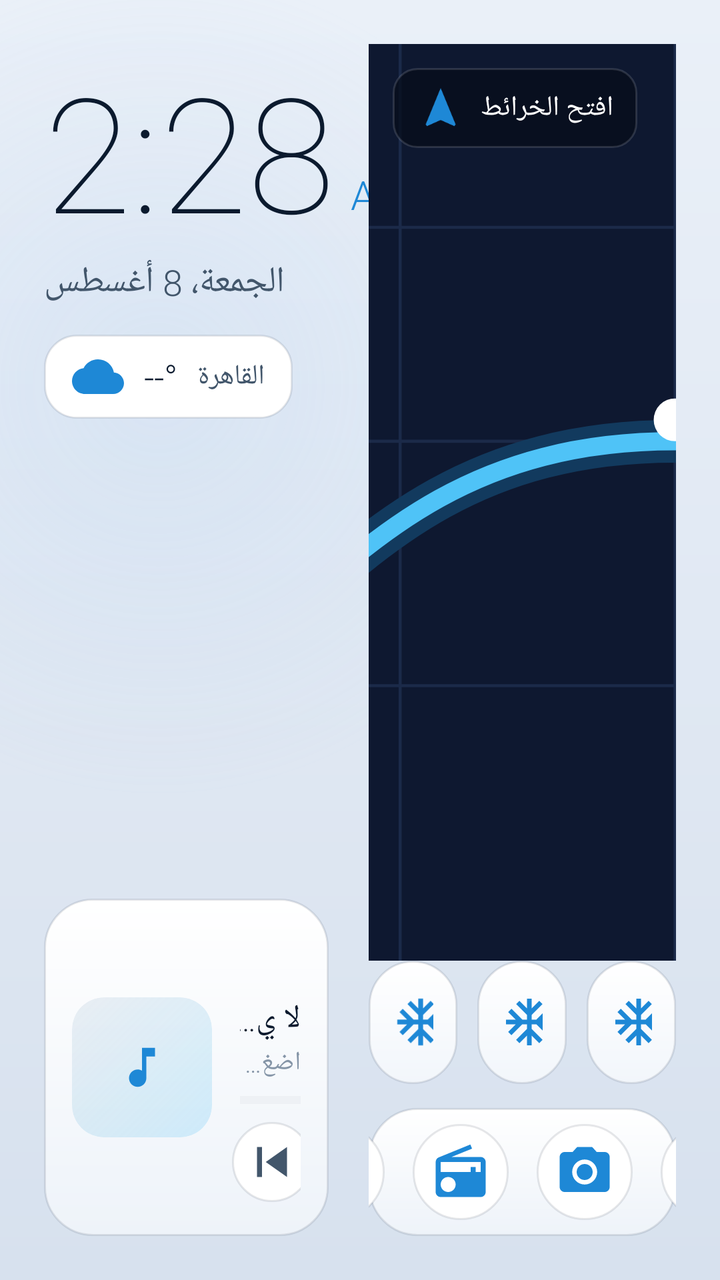
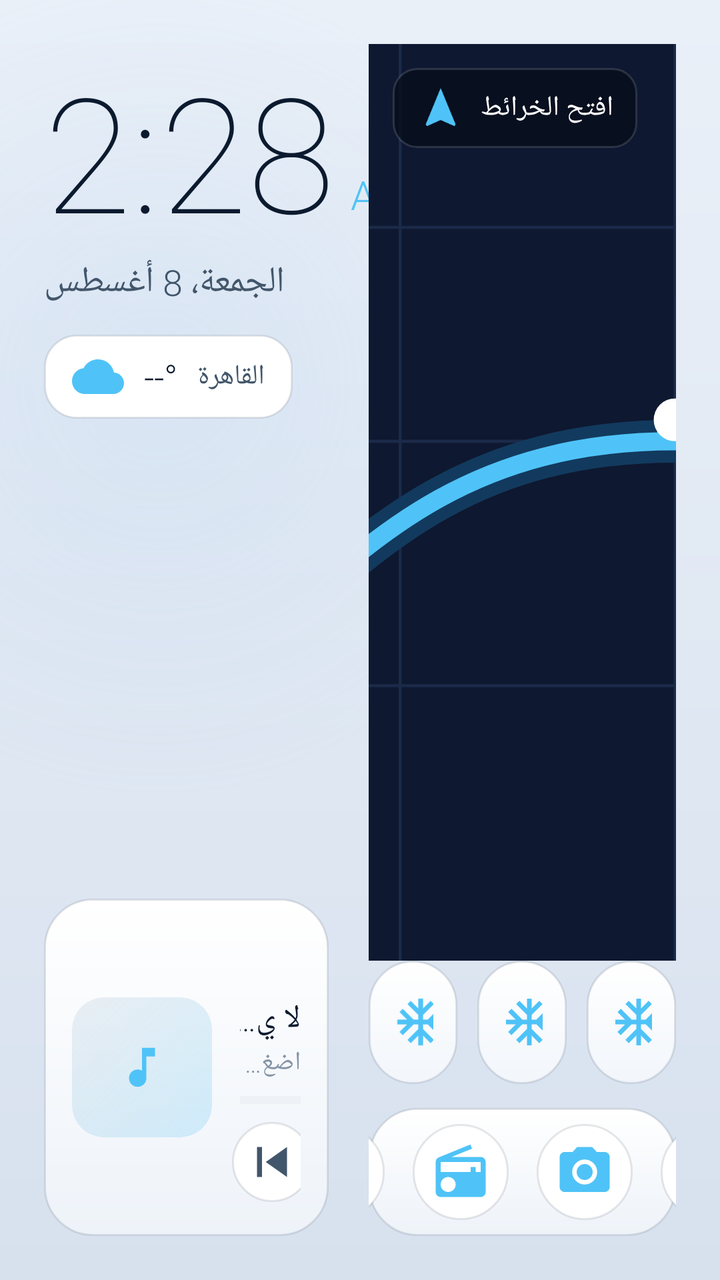

An Android layout rendered at two revisions. The XML below is the earlier revision; the diff shows what the commit changed to produce the second picture.
<!-- AndroidManifest.xml: application theme Theme.ZarwaLauncher -->
<!-- res/layout/fragment_dashboard.xml -->
<?xml version="1.0" encoding="utf-8"?>
<androidx.constraintlayout.widget.ConstraintLayout
    xmlns:android="http://schemas.android.com/apk/res/android"
    xmlns:app="http://schemas.android.com/apk/res-auto"
    android:layout_width="match_parent"
    android:layout_height="match_parent"
    android:padding="22dp">

    <androidx.constraintlayout.widget.Guideline
        android:id="@+id/vGuide"
        android:layout_width="wrap_content"
        android:layout_height="wrap_content"
        android:orientation="vertical"
        app:layout_constraintGuide_percent="0.45" />

    
    <TextView
        android:id="@+id/txtClock"
        android:layout_width="wrap_content"
        android:layout_height="wrap_content"
        android:fontFamily="sans-serif-thin"
        android:text="2:28"
        android:textColor="@color/text_primary"
        android:textSize="80sp"
        app:layout_constraintStart_toStartOf="parent"
        app:layout_constraintTop_toTopOf="parent" />

    <TextView
        android:id="@+id/txtAmPm"
        android:layout_width="wrap_content"
        android:layout_height="wrap_content"
        android:layout_marginStart="8dp"
        android:layout_marginBottom="18dp"
        android:text="AM"
        android:textColor="@color/accent"
        android:textSize="20sp"
        app:layout_constraintBottom_toBottomOf="@id/txtClock"
        app:layout_constraintStart_toEndOf="@id/txtClock" />

    <TextView
        android:id="@+id/txtDate"
        android:layout_width="wrap_content"
        android:layout_height="wrap_content"
        android:fontFamily="sans-serif-light"
        android:text="الجمعة، 8 أغسطس"
        android:textColor="@color/text_secondary"
        android:textSize="18sp"
        app:layout_constraintStart_toStartOf="parent"
        app:layout_constraintTop_toBottomOf="@id/txtClock" />

    
    <LinearLayout
        android:id="@+id/weatherRow"
        android:layout_width="wrap_content"
        android:layout_height="wrap_content"
        android:layout_marginTop="14dp"
        android:background="@drawable/search_bg"
        android:gravity="center_vertical"
        android:orientation="horizontal"
        android:paddingHorizontal="14dp"
        android:paddingVertical="8dp"
        app:layout_constraintStart_toStartOf="parent"
        app:layout_constraintTop_toBottomOf="@id/txtDate">

        <ImageView
            android:id="@+id/weatherIcon"
            android:layout_width="26dp"
            android:layout_height="26dp"
            android:contentDescription="weather"
            android:src="@drawable/ic_cloud" />

        <TextView
            android:id="@+id/weatherTemp"
            android:layout_width="wrap_content"
            android:layout_height="wrap_content"
            android:layout_marginStart="10dp"
            android:text="--°"
            android:textColor="@color/text_primary"
            android:textSize="18sp" />

        <TextView
            android:id="@+id/weatherDesc"
            android:layout_width="wrap_content"
            android:layout_height="wrap_content"
            android:layout_marginStart="10dp"
            android:text="القاهرة"
            android:textColor="@color/text_secondary"
            android:textSize="14sp" />
    </LinearLayout>

    
    <androidx.constraintlayout.widget.ConstraintLayout
        android:id="@+id/mediaCard"
        android:layout_width="0dp"
        android:layout_height="wrap_content"
        android:background="@drawable/card_bg"
        android:padding="14dp"
        app:layout_constraintBottom_toBottomOf="parent"
        app:layout_constraintEnd_toStartOf="@id/vGuide"
        app:layout_constraintStart_toStartOf="parent">

        <ImageView
            android:id="@+id/albumArt"
            android:layout_width="70dp"
            android:layout_height="70dp"
            android:background="@drawable/album_placeholder"
            android:clipToOutline="true"
            android:contentDescription="album"
            android:scaleType="centerCrop"
            app:layout_constraintBottom_toBottomOf="parent"
            app:layout_constraintStart_toStartOf="parent"
            app:layout_constraintTop_toTopOf="parent" />

        <TextView
            android:id="@+id/txtTrack"
            android:layout_width="0dp"
            android:layout_height="wrap_content"
            android:layout_marginStart="14dp"
            android:ellipsize="end"
            android:maxLines="1"
            android:text="@string/now_playing"
            android:textColor="@color/text_primary"
            android:textSize="16sp"
            app:layout_constraintEnd_toEndOf="parent"
            app:layout_constraintStart_toEndOf="@id/albumArt"
            app:layout_constraintTop_toTopOf="@id/albumArt" />

        <TextView
            android:id="@+id/txtArtist"
            android:layout_width="0dp"
            android:layout_height="wrap_content"
            android:layout_marginStart="14dp"
            android:layout_marginTop="2dp"
            android:ellipsize="end"
            android:maxLines="1"
            android:text="@string/tap_to_play"
            android:textColor="@color/text_muted"
            android:textSize="13sp"
            app:layout_constraintEnd_toEndOf="parent"
            app:layout_constraintStart_toEndOf="@id/albumArt"
            app:layout_constraintTop_toBottomOf="@id/txtTrack" />

        <ProgressBar
            android:id="@+id/mediaProgress"
            style="?android:attr/progressBarStyleHorizontal"
            android:layout_width="0dp"
            android:layout_height="4dp"
            android:layout_marginStart="14dp"
            android:layout_marginTop="8dp"
            android:max="100"
            android:progress="0"
            android:progressTint="@color/accent"
            android:progressBackgroundTint="@color/stroke"
            app:layout_constraintEnd_toEndOf="parent"
            app:layout_constraintStart_toEndOf="@id/albumArt"
            app:layout_constraintTop_toBottomOf="@id/txtArtist" />

        <LinearLayout
            android:layout_width="wrap_content"
            android:layout_height="wrap_content"
            android:layout_marginStart="10dp"
            android:layout_marginTop="6dp"
            android:gravity="center_vertical"
            android:orientation="horizontal"
            app:layout_constraintStart_toEndOf="@id/albumArt"
            app:layout_constraintTop_toBottomOf="@id/mediaProgress">

            <ImageButton
                android:id="@+id/btnPrev"
                android:layout_width="40dp"
                android:layout_height="40dp"
                android:background="@drawable/btn_circle"
                android:contentDescription="prev"
                android:src="@drawable/ic_prev" />

            <ImageButton
                android:id="@+id/btnPlay"
                android:layout_width="46dp"
                android:layout_height="46dp"
                android:layout_marginStart="12dp"
                android:background="@drawable/btn_accent"
                android:contentDescription="play"
                android:src="@drawable/ic_play" />

            <ImageButton
                android:id="@+id/btnNext"
                android:layout_width="40dp"
                android:layout_height="40dp"
                android:layout_marginStart="12dp"
                android:background="@drawable/btn_circle"
                android:contentDescription="next"
                android:src="@drawable/ic_next" />
        </LinearLayout>

        <TextView
            android:id="@+id/mediaHint"
            android:layout_width="0dp"
            android:layout_height="wrap_content"
            android:layout_marginStart="14dp"
            android:layout_marginTop="6dp"
            android:text="@string/enable_media"
            android:textColor="@color/accent"
            android:textSize="12sp"
            android:visibility="gone"
            app:layout_constraintBottom_toBottomOf="parent"
            app:layout_constraintStart_toEndOf="@id/albumArt" />
    </androidx.constraintlayout.widget.ConstraintLayout>

    
    <FrameLayout
        android:id="@+id/navCard"
        android:layout_width="0dp"
        android:layout_height="0dp"
        android:layout_marginStart="20dp"
        android:background="@drawable/card_bg"
        android:clickable="true"
        android:focusable="true"
        android:foreground="@drawable/tile_focus"
        app:layout_constraintBottom_toTopOf="@id/statusRow"
        app:layout_constraintEnd_toEndOf="parent"
        app:layout_constraintStart_toEndOf="@id/vGuide"
        app:layout_constraintTop_toTopOf="parent">

        <ImageView
            android:layout_width="match_parent"
            android:layout_height="match_parent"
            android:contentDescription="map"
            android:scaleType="centerCrop"
            android:src="@drawable/nav_map" />

        <LinearLayout
            android:layout_width="wrap_content"
            android:layout_height="wrap_content"
            android:layout_gravity="top|start"
            android:layout_margin="12dp"
            android:background="@drawable/frost_chip"
            android:gravity="center_vertical"
            android:orientation="horizontal"
            android:paddingHorizontal="12dp"
            android:paddingVertical="8dp">

            <ImageView
                android:layout_width="24dp"
                android:layout_height="24dp"
                android:contentDescription="turn"
                android:src="@drawable/ic_nav" />

            <TextView
                android:layout_width="wrap_content"
                android:layout_height="wrap_content"
                android:layout_marginStart="8dp"
                android:text="@string/open_maps"
                android:textColor="#FFFFFF"
                android:textSize="14sp" />
        </LinearLayout>
    </FrameLayout>

    
    <LinearLayout
        android:id="@+id/statusRow"
        android:layout_width="0dp"
        android:layout_height="wrap_content"
        android:layout_marginStart="20dp"
        android:layout_marginBottom="12dp"
        android:baselineAligned="false"
        android:orientation="horizontal"
        app:layout_constraintBottom_toTopOf="@id/dock"
        app:layout_constraintEnd_toEndOf="parent"
        app:layout_constraintStart_toEndOf="@id/vGuide">

        <include
            android:id="@+id/btnClimate"
            layout="@layout/view_status_button"
            android:layout_width="0dp"
            android:layout_height="wrap_content"
            android:layout_weight="1" />

        <include
            android:id="@+id/btnFuel"
            layout="@layout/view_status_button"
            android:layout_width="0dp"
            android:layout_height="wrap_content"
            android:layout_marginStart="10dp"
            android:layout_weight="1" />

        <include
            android:id="@+id/btnCar"
            layout="@layout/view_status_button"
            android:layout_width="0dp"
            android:layout_height="wrap_content"
            android:layout_marginStart="10dp"
            android:layout_weight="1" />
    </LinearLayout>

    
    <LinearLayout
        android:id="@+id/dock"
        android:layout_width="0dp"
        android:layout_height="wrap_content"
        android:layout_marginStart="20dp"
        android:background="@drawable/card_bg"
        android:gravity="center"
        android:orientation="horizontal"
        android:paddingVertical="8dp"
        app:layout_constraintBottom_toBottomOf="parent"
        app:layout_constraintEnd_toEndOf="parent"
        app:layout_constraintStart_toEndOf="@id/vGuide">

        <ImageButton android:id="@+id/dockPhone" style="@style/DockIcon" android:src="@drawable/ic_phone" />
        <ImageButton android:id="@+id/dockMaps" style="@style/DockIcon" android:src="@drawable/ic_maps" />
        <ImageButton android:id="@+id/dockVideo" style="@style/DockIcon" android:src="@drawable/ic_video" />
        <ImageButton android:id="@+id/dockRadio" style="@style/DockIcon" android:src="@drawable/ic_radio" />
        <ImageButton android:id="@+id/dockCamera" style="@style/DockIcon" android:src="@drawable/ic_camera" />
        <ImageButton android:id="@+id/dockSplit" style="@style/DockIcon" android:src="@drawable/ic_split" />
        <ImageButton android:id="@+id/dockSettings" style="@style/DockIcon" android:src="@drawable/ic_settings" />
        <ImageButton android:id="@+id/dockApps" style="@style/DockIcon" android:src="@drawable/ic_apps" />
    </LinearLayout>

</androidx.constraintlayout.widget.ConstraintLayout>
<!-- res/layout/view_status_button.xml (included above) -->
<?xml version="1.0" encoding="utf-8"?>
<LinearLayout xmlns:android="http://schemas.android.com/apk/res/android"
    android:layout_width="match_parent"
    android:layout_height="wrap_content"
    android:background="@drawable/tile_bg"
    android:foreground="@drawable/tile_focus"
    android:clickable="true"
    android:focusable="true"
    android:gravity="center_vertical"
    android:orientation="horizontal"
    android:padding="12dp">

    <ImageView
        android:id="@+id/statusIcon"
        android:layout_width="28dp"
        android:layout_height="28dp"
        android:contentDescription="status"
        android:src="@drawable/ic_climate" />

    <LinearLayout
        android:layout_width="0dp"
        android:layout_height="wrap_content"
        android:layout_marginStart="10dp"
        android:layout_weight="1"
        android:orientation="vertical">

        <TextView
            android:id="@+id/statusTitle"
            android:layout_width="wrap_content"
            android:layout_height="wrap_content"
            android:ellipsize="end"
            android:maxLines="1"
            android:text="22°"
            android:textColor="@color/text_primary"
            android:textSize="17sp" />

        <TextView
            android:id="@+id/statusSub"
            android:layout_width="wrap_content"
            android:layout_height="wrap_content"
            android:ellipsize="end"
            android:maxLines="1"
            android:text="التكييف"
            android:textColor="@color/text_muted"
            android:textSize="11sp" />
    </LinearLayout>

</LinearLayout>
<!-- resources referenced by this layout -->
<resources>
  <!-- drawable btn_accent (drawable) -->
  <?xml version="1.0" encoding="utf-8"?>
  <ripple xmlns:android="http://schemas.android.com/apk/res/android"
      android:color="#55FFFFFF">
      <item>
          <shape android:shape="oval">
              <gradient
                  android:angle="135"
                  android:startColor="@color/accent"
                  android:endColor="@color/accent_dark"
                  android:type="linear" />
          </shape>
      </item>
  </ripple>
  <!-- drawable ic_apps (drawable) -->
  <vector xmlns:android="http://schemas.android.com/apk/res/android"
      android:width="30dp" android:height="30dp"
      android:viewportWidth="24" android:viewportHeight="24"
      android:tint="@color/accent">
      <path android:fillColor="#FFFFFF"
          android:pathData="M4,8h4V4H4v4zM10,20h4v-4h-4v4zM4,20h4v-4H4v4zM4,14h4v-4H4v4zM10,14h4v-4h-4v4zM16,4v4h4V4h-4zM10,8h4V4h-4v4zM16,14h4v-4h-4v4zM16,20h4v-4h-4v4z" />
  </vector>
  <!-- drawable ic_camera (drawable) -->
  <vector xmlns:android="http://schemas.android.com/apk/res/android"
      android:width="30dp" android:height="30dp"
      android:viewportWidth="24" android:viewportHeight="24"
      android:tint="@color/accent">
      <path android:fillColor="#FFFFFF"
          android:pathData="M12,15.2c1.77,0 3.2,-1.43 3.2,-3.2s-1.43,-3.2 -3.2,-3.2 -3.2,1.43 -3.2,3.2 1.43,3.2 3.2,3.2zM9,2L7.17,4H4c-1.1,0 -2,0.9 -2,2v12c0,1.1 0.9,2 2,2h16c1.1,0 2,-0.9 2,-2V6c0,-1.1 -0.9,-2 -2,-2h-3.17L15,2H9zM12,17c-2.76,0 -5,-2.24 -5,-5s2.24,-5 5,-5 5,2.24 5,5 -2.24,5 -5,5z" />
  </vector>
  <!-- drawable ic_climate (drawable) -->
  <vector xmlns:android="http://schemas.android.com/apk/res/android"
      android:width="30dp" android:height="30dp"
      android:viewportWidth="24" android:viewportHeight="24"
      android:tint="@color/accent">
      <path android:fillColor="#FFFFFF"
          android:pathData="M22,11h-4.17l3.24,-3.24 -1.41,-1.42L15,11h-2V9l4.66,-4.66 -1.42,-1.41L13,6.17V2h-2v4.17L7.76,2.93 6.34,4.34 11,9v2H9L4.34,6.34 2.93,7.76 6.17,11H2v2h4.17l-3.24,3.24 1.41,1.42L9,13h2v2l-4.66,4.66 1.42,1.41L11,17.83V22h2v-4.17l3.24,3.24 1.42,-1.41L13,15v-2h2l4.66,4.66 1.41,-1.42L17.83,13H22z" />
  </vector>
  <!-- drawable ic_cloud (drawable) -->
  <vector xmlns:android="http://schemas.android.com/apk/res/android"
      android:width="30dp" android:height="30dp"
      android:viewportWidth="24" android:viewportHeight="24"
      android:tint="@color/accent">
      <path android:fillColor="#FFFFFF"
          android:pathData="M19.35,10.04C18.67,6.59 15.64,4 12,4 9.11,4 6.6,5.64 5.35,8.04 2.34,8.36 0,10.91 0,14c0,3.31 2.69,6 6,6h13c2.76,0 5,-2.24 5,-5 0,-2.64 -2.05,-4.78 -4.65,-4.96z" />
  </vector>
  <!-- drawable ic_maps (drawable) -->
  <vector xmlns:android="http://schemas.android.com/apk/res/android"
      android:width="30dp" android:height="30dp"
      android:viewportWidth="24" android:viewportHeight="24"
      android:tint="@color/accent">
      <path android:fillColor="#FFFFFF"
          android:pathData="M12,2C8.13,2 5,5.13 5,9c0,5.25 7,13 7,13s7,-7.75 7,-13C19,5.13 15.87,2 12,2zM12,11.5c-1.38,0 -2.5,-1.12 -2.5,-2.5s1.12,-2.5 2.5,-2.5 2.5,1.12 2.5,2.5 -1.12,2.5 -2.5,2.5z" />
  </vector>
  <!-- drawable ic_nav (drawable) -->
  <vector xmlns:android="http://schemas.android.com/apk/res/android"
      android:width="30dp" android:height="30dp"
      android:viewportWidth="24" android:viewportHeight="24"
      android:tint="@color/accent">
      <path android:fillColor="#FFFFFF"
          android:pathData="M12,2L4.5,20.29l0.71,0.71L12,18l6.79,3 0.71,-0.71z" />
  </vector>
  <!-- drawable ic_phone (drawable) -->
  <vector xmlns:android="http://schemas.android.com/apk/res/android"
      android:width="30dp" android:height="30dp"
      android:viewportWidth="24" android:viewportHeight="24"
      android:tint="@color/accent">
      <path android:fillColor="#FFFFFF"
          android:pathData="M6.62,10.79c1.44,2.83 3.76,5.14 6.59,6.59l2.2,-2.2c0.27,-0.27 0.67,-0.36 1.02,-0.24 1.12,0.37 2.33,0.57 3.57,0.57 0.55,0 1,0.45 1,1V20c0,0.55 -0.45,1 -1,1 -9.39,0 -17,-7.61 -17,-17 0,-0.55 0.45,-1 1,-1h3.5c0.55,0 1,0.45 1,1 0,1.25 0.2,2.45 0.57,3.57 0.11,0.35 0.03,0.74 -0.25,1.02l-2.2,2.2z" />
  </vector>
  <!-- drawable ic_radio (drawable) -->
  <vector xmlns:android="http://schemas.android.com/apk/res/android"
      android:width="30dp" android:height="30dp"
      android:viewportWidth="24" android:viewportHeight="24"
      android:tint="@color/accent">
      <path android:fillColor="#FFFFFF"
          android:pathData="M3.24,6.15C2.51,6.43 2,7.17 2,8v12c0,1.1 0.9,2 2,2h16c1.1,0 2,-0.9 2,-2V8c0,-1.1 -0.9,-2 -2,-2H8.3l8.26,-3.34L15.88,1 3.24,6.15zM7,20c-1.66,0 -3,-1.34 -3,-3s1.34,-3 3,-3 3,1.34 3,3 -1.34,3 -3,3zM20,12h-2v-2h-2v2H4V8h16v4z" />
  </vector>
  <!-- drawable ic_settings (drawable) -->
  <vector xmlns:android="http://schemas.android.com/apk/res/android"
      android:width="30dp" android:height="30dp"
      android:viewportWidth="24" android:viewportHeight="24"
      android:tint="@color/accent">
      <path android:fillColor="#FFFFFF"
          android:pathData="M19.14,12.94c0.04,-0.3 0.06,-0.61 0.06,-0.94 0,-0.32 -0.02,-0.64 -0.07,-0.94l2.03,-1.58c0.18,-0.14 0.23,-0.41 0.12,-0.61l-1.92,-3.32c-0.12,-0.22 -0.37,-0.29 -0.59,-0.22l-2.39,0.96c-0.5,-0.38 -1.03,-0.7 -1.62,-0.94L14.4,2.81c-0.04,-0.24 -0.24,-0.41 -0.48,-0.41h-3.84c-0.24,0 -0.43,0.17 -0.47,0.41L9.25,5.35C8.66,5.59 8.12,5.92 7.63,6.29L5.24,5.33c-0.22,-0.08 -0.47,0 -0.59,0.22L2.74,8.87C2.62,9.08 2.66,9.34 2.86,9.48l2.03,1.58C4.84,11.36 4.8,11.69 4.8,12s0.02,0.64 0.07,0.94l-2.03,1.58c-0.18,0.14 -0.23,0.41 -0.12,0.61l1.92,3.32c0.12,0.22 0.37,0.29 0.59,0.22l2.39,-0.96c0.5,0.38 1.03,0.7 1.62,0.94l0.36,2.54c0.05,0.24 0.24,0.41 0.48,0.41h3.84c0.24,0 0.44,-0.17 0.47,-0.41l0.36,-2.54c0.59,-0.24 1.13,-0.56 1.62,-0.94l2.39,0.96c0.22,0.08 0.47,0 0.59,-0.22l1.92,-3.32c0.12,-0.22 0.07,-0.47 -0.12,-0.61l-2.01,-1.58zM12,15.6c-1.98,0 -3.6,-1.62 -3.6,-3.6s1.62,-3.6 3.6,-3.6 3.6,1.62 3.6,3.6 -1.62,3.6 -3.6,3.6z" />
  </vector>
  <!-- drawable ic_split (drawable) -->
  <vector xmlns:android="http://schemas.android.com/apk/res/android"
      android:width="30dp" android:height="30dp"
      android:viewportWidth="24" android:viewportHeight="24"
      android:tint="@color/accent">
      <path android:fillColor="#FFFFFF"
          android:pathData="M4,4h7v16H4c-1.1,0 -2,-0.9 -2,-2V6C2,4.9 2.9,4 4,4zM13,4h7c1.1,0 2,0.9 2,2v12c0,1.1 -0.9,2 -2,2h-7V4zM15,6v12h5V6h-5z" />
  </vector>
  <!-- drawable ic_video (drawable) -->
  <vector xmlns:android="http://schemas.android.com/apk/res/android"
      android:width="30dp" android:height="30dp"
      android:viewportWidth="24" android:viewportHeight="24"
      android:tint="@color/accent">
      <path android:fillColor="#FFFFFF"
          android:pathData="M18,4l2,4h-3l-2,-4h-2l2,4h-3l-2,-4H8l2,4H7L5,4H4C2.9,4 2.01,4.9 2.01,6L2,18c0,1.1 0.9,2 2,2h16c1.1,0 2,-0.9 2,-2V4h-4z" />
  </vector>
  <!-- drawable tile_focus (drawable) -->
  <?xml version="1.0" encoding="utf-8"?>
  <selector xmlns:android="http://schemas.android.com/apk/res/android">
      <item android:state_focused="true">
          <shape android:shape="rectangle">
              <corners android:radius="22dp" />
              <stroke android:width="2dp" android:color="@color/accent" />
              <solid android:color="@color/accent_soft" />
          </shape>
      </item>
      <item>
          <shape android:shape="rectangle">
              <corners android:radius="22dp" />
              <solid android:color="@android:color/transparent" />
          </shape>
      </item>
  </selector>
  <style name="Theme.ZarwaLauncher" parent="Theme.Material3.DayNight.NoActionBar">
          <item name="android:windowBackground">@drawable/bg_gradient</item>
          <item name="colorPrimary">@color/accent</item>
          <item name="colorOnPrimary">@color/white</item>
          <item name="android:colorBackground">@color/bg_bottom</item>
          <item name="android:statusBarColor">@android:color/transparent</item>
          <item name="android:navigationBarColor">@android:color/transparent</item>
          <item name="android:fontFamily">sans-serif-light</item>
      </style>
  <!-- drawable ic_music (drawable) -->
  <vector xmlns:android="http://schemas.android.com/apk/res/android"
      android:width="30dp" android:height="30dp"
      android:viewportWidth="24" android:viewportHeight="24"
      android:tint="@color/accent">
      <path android:fillColor="#FFFFFF"
          android:pathData="M12,3v10.55c-0.59,-0.34 -1.27,-0.55 -2,-0.55 -2.21,0 -4,1.79 -4,4s1.79,4 4,4 4,-1.79 4,-4V7h4V3h-6z" />
  </vector>
  <color name="accent_dark">#1565A8</color>
  <color name="accent_soft">#221E88D6</color>
  <!-- unchanged entries left out for length: 33 -->
</resources>

<!-- the commit's change to res/layout/fragment_dashboard.xml (unified diff, before → after) -->
@@ -32,7 +32,7 @@
         android:layout_marginStart="8dp"
         android:layout_marginBottom="18dp"
         android:text="AM"
-        android:textColor="@color/accent"
+        android:textColor="?attr/accent"
         android:textSize="20sp"
         app:layout_constraintBottom_toBottomOf="@id/txtClock"
         app:layout_constraintStart_toEndOf="@id/txtClock" />
@@ -149,7 +149,7 @@
             android:layout_marginTop="8dp"
             android:max="100"
             android:progress="0"
-            android:progressTint="@color/accent"
+            android:progressTint="?attr/accent"
             android:progressBackgroundTint="@color/stroke"
             app:layout_constraintEnd_toEndOf="parent"
             app:layout_constraintStart_toEndOf="@id/albumArt"
@@ -199,7 +199,7 @@
             android:layout_marginStart="14dp"
             android:layout_marginTop="6dp"
             android:text="@string/enable_media"
-            android:textColor="@color/accent"
+            android:textColor="?attr/accent"
             android:textSize="12sp"
             android:visibility="gone"
             app:layout_constraintBottom_toBottomOf="parent"
<!-- resource entries referenced after the edit -->
@@ -6,11 +6,7 @@
       android:color="#55FFFFFF">
       <item>
           <shape android:shape="oval">
-              <gradient
-                  android:angle="135"
-                  android:startColor="@color/accent"
-                  android:endColor="@color/accent_dark"
-                  android:type="linear" />
+              <solid android:color="?attr/accent" />
           </shape>
       </item>
   </ripple>
@@ -18,7 +14,7 @@
   <vector xmlns:android="http://schemas.android.com/apk/res/android"
       android:width="30dp" android:height="30dp"
       android:viewportWidth="24" android:viewportHeight="24"
-      android:tint="@color/accent">
+      android:tint="?attr/accent">
       <path android:fillColor="#FFFFFF"
           android:pathData="M4,8h4V4H4v4zM10,20h4v-4h-4v4zM4,20h4v-4H4v4zM4,14h4v-4H4v4zM10,14h4v-4h-4v4zM16,4v4h4V4h-4zM10,8h4V4h-4v4zM16,14h4v-4h-4v4zM16,20h4v-4h-4v4z" />
   </vector>
@@ -26,7 +22,7 @@
   <vector xmlns:android="http://schemas.android.com/apk/res/android"
       android:width="30dp" android:height="30dp"
       android:viewportWidth="24" android:viewportHeight="24"
-      android:tint="@color/accent">
+      android:tint="?attr/accent">
       <path android:fillColor="#FFFFFF"
           android:pathData="M12,15.2c1.77,0 3.2,-1.43 3.2,-3.2s-1.43,-3.2 -3.2,-3.2 -3.2,1.43 -3.2,3.2 1.43,3.2 3.2,3.2zM9,2L7.17,4H4c-1.1,0 -2,0.9 -2,2v12c0,1.1 0.9,2 2,2h16c1.1,0 2,-0.9 2,-2V6c0,-1.1 -0.9,-2 -2,-2h-3.17L15,2H9zM12,17c-2.76,0 -5,-2.24 -5,-5s2.24,-5 5,-5 5,2.24 5,5 -2.24,5 -5,5z" />
   </vector>
@@ -34,7 +30,7 @@
   <vector xmlns:android="http://schemas.android.com/apk/res/android"
       android:width="30dp" android:height="30dp"
       android:viewportWidth="24" android:viewportHeight="24"
-      android:tint="@color/accent">
+      android:tint="?attr/accent">
       <path android:fillColor="#FFFFFF"
           android:pathData="M22,11h-4.17l3.24,-3.24 -1.41,-1.42L15,11h-2V9l4.66,-4.66 -1.42,-1.41L13,6.17V2h-2v4.17L7.76,2.93 6.34,4.34 11,9v2H9L4.34,6.34 2.93,7.76 6.17,11H2v2h4.17l-3.24,3.24 1.41,1.42L9,13h2v2l-4.66,4.66 1.42,1.41L11,17.83V22h2v-4.17l3.24,3.24 1.42,-1.41L13,15v-2h2l4.66,4.66 1.41,-1.42L17.83,13H22z" />
   </vector>
@@ -42,7 +38,7 @@
   <vector xmlns:android="http://schemas.android.com/apk/res/android"
       android:width="30dp" android:height="30dp"
       android:viewportWidth="24" android:viewportHeight="24"
-      android:tint="@color/accent">
+      android:tint="?attr/accent">
       <path android:fillColor="#FFFFFF"
           android:pathData="M19.35,10.04C18.67,6.59 15.64,4 12,4 9.11,4 6.6,5.64 5.35,8.04 2.34,8.36 0,10.91 0,14c0,3.31 2.69,6 6,6h13c2.76,0 5,-2.24 5,-5 0,-2.64 -2.05,-4.78 -4.65,-4.96z" />
   </vector>
@@ -50,7 +46,7 @@
   <vector xmlns:android="http://schemas.android.com/apk/res/android"
       android:width="30dp" android:height="30dp"
       android:viewportWidth="24" android:viewportHeight="24"
-      android:tint="@color/accent">
+      android:tint="?attr/accent">
       <path android:fillColor="#FFFFFF"
           android:pathData="M12,2C8.13,2 5,5.13 5,9c0,5.25 7,13 7,13s7,-7.75 7,-13C19,5.13 15.87,2 12,2zM12,11.5c-1.38,0 -2.5,-1.12 -2.5,-2.5s1.12,-2.5 2.5,-2.5 2.5,1.12 2.5,2.5 -1.12,2.5 -2.5,2.5z" />
   </vector>
@@ -58,7 +54,7 @@
   <vector xmlns:android="http://schemas.android.com/apk/res/android"
       android:width="30dp" android:height="30dp"
       android:viewportWidth="24" android:viewportHeight="24"
-      android:tint="@color/accent">
+      android:tint="?attr/accent">
       <path android:fillColor="#FFFFFF"
           android:pathData="M12,2L4.5,20.29l0.71,0.71L12,18l6.79,3 0.71,-0.71z" />
   </vector>
@@ -66,7 +62,7 @@
   <vector xmlns:android="http://schemas.android.com/apk/res/android"
       android:width="30dp" android:height="30dp"
       android:viewportWidth="24" android:viewportHeight="24"
-      android:tint="@color/accent">
+      android:tint="?attr/accent">
       <path android:fillColor="#FFFFFF"
           android:pathData="M6.62,10.79c1.44,2.83 3.76,5.14 6.59,6.59l2.2,-2.2c0.27,-0.27 0.67,-0.36 1.02,-0.24 1.12,0.37 2.33,0.57 3.57,0.57 0.55,0 1,0.45 1,1V20c0,0.55 -0.45,1 -1,1 -9.39,0 -17,-7.61 -17,-17 0,-0.55 0.45,-1 1,-1h3.5c0.55,0 1,0.45 1,1 0,1.25 0.2,2.45 0.57,3.57 0.11,0.35 0.03,0.74 -0.25,1.02l-2.2,2.2z" />
   </vector>
@@ -74,7 +70,7 @@
   <vector xmlns:android="http://schemas.android.com/apk/res/android"
       android:width="30dp" android:height="30dp"
       android:viewportWidth="24" android:viewportHeight="24"
-      android:tint="@color/accent">
+      android:tint="?attr/accent">
       <path android:fillColor="#FFFFFF"
           android:pathData="M3.24,6.15C2.51,6.43 2,7.17 2,8v12c0,1.1 0.9,2 2,2h16c1.1,0 2,-0.9 2,-2V8c0,-1.1 -0.9,-2 -2,-2H8.3l8.26,-3.34L15.88,1 3.24,6.15zM7,20c-1.66,0 -3,-1.34 -3,-3s1.34,-3 3,-3 3,1.34 3,3 -1.34,3 -3,3zM20,12h-2v-2h-2v2H4V8h16v4z" />
   </vector>
@@ -82,7 +78,7 @@
   <vector xmlns:android="http://schemas.android.com/apk/res/android"
       android:width="30dp" android:height="30dp"
       android:viewportWidth="24" android:viewportHeight="24"
-      android:tint="@color/accent">
+      android:tint="?attr/accent">
       <path android:fillColor="#FFFFFF"
           android:pathData="M19.14,12.94c0.04,-0.3 0.06,-0.61 0.06,-0.94 0,-0.32 -0.02,-0.64 -0.07,-0.94l2.03,-1.58c0.18,-0.14 0.23,-0.41 0.12,-0.61l-1.92,-3.32c-0.12,-0.22 -0.37,-0.29 -0.59,-0.22l-2.39,0.96c-0.5,-0.38 -1.03,-0.7 -1.62,-0.94L14.4,2.81c-0.04,-0.24 -0.24,-0.41 -0.48,-0.41h-3.84c-0.24,0 -0.43,0.17 -0.47,0.41L9.25,5.35C8.66,5.59 8.12,5.92 7.63,6.29L5.24,5.33c-0.22,-0.08 -0.47,0 -0.59,0.22L2.74,8.87C2.62,9.08 2.66,9.34 2.86,9.48l2.03,1.58C4.84,11.36 4.8,11.69 4.8,12s0.02,0.64 0.07,0.94l-2.03,1.58c-0.18,0.14 -0.23,0.41 -0.12,0.61l1.92,3.32c0.12,0.22 0.37,0.29 0.59,0.22l2.39,-0.96c0.5,0.38 1.03,0.7 1.62,0.94l0.36,2.54c0.05,0.24 0.24,0.41 0.48,0.41h3.84c0.24,0 0.44,-0.17 0.47,-0.41l0.36,-2.54c0.59,-0.24 1.13,-0.56 1.62,-0.94l2.39,0.96c0.22,0.08 0.47,0 0.59,-0.22l1.92,-3.32c0.12,-0.22 0.07,-0.47 -0.12,-0.61l-2.01,-1.58zM12,15.6c-1.98,0 -3.6,-1.62 -3.6,-3.6s1.62,-3.6 3.6,-3.6 3.6,1.62 3.6,3.6 -1.62,3.6 -3.6,3.6z" />
   </vector>
@@ -90,7 +86,7 @@
   <vector xmlns:android="http://schemas.android.com/apk/res/android"
       android:width="30dp" android:height="30dp"
       android:viewportWidth="24" android:viewportHeight="24"
-      android:tint="@color/accent">
+      android:tint="?attr/accent">
       <path android:fillColor="#FFFFFF"
           android:pathData="M4,4h7v16H4c-1.1,0 -2,-0.9 -2,-2V6C2,4.9 2.9,4 4,4zM13,4h7c1.1,0 2,0.9 2,2v12c0,1.1 -0.9,2 -2,2h-7V4zM15,6v12h5V6h-5z" />
   </vector>
@@ -98,7 +94,7 @@
   <vector xmlns:android="http://schemas.android.com/apk/res/android"
       android:width="30dp" android:height="30dp"
       android:viewportWidth="24" android:viewportHeight="24"
-      android:tint="@color/accent">
+      android:tint="?attr/accent">
       <path android:fillColor="#FFFFFF"
           android:pathData="M18,4l2,4h-3l-2,-4h-2l2,4h-3l-2,-4H8l2,4H7L5,4H4C2.9,4 2.01,4.9 2.01,6L2,18c0,1.1 0.9,2 2,2h16c1.1,0 2,-0.9 2,-2V4h-4z" />
   </vector>
@@ -108,8 +104,8 @@
       <item android:state_focused="true">
           <shape android:shape="rectangle">
               <corners android:radius="22dp" />
-              <stroke android:width="2dp" android:color="@color/accent" />
-              <solid android:color="@color/accent_soft" />
+              <stroke android:width="2dp" android:color="?attr/accent" />
+              <solid android:color="?attr/accentSoft" />
           </shape>
       </item>
       <item>
@@ -127,17 +123,19 @@
           <item name="android:statusBarColor">@android:color/transparent</item>
           <item name="android:navigationBarColor">@android:color/transparent</item>
           <item name="android:fontFamily">sans-serif-light</item>
+          
+          <item name="accent">#4FC3F7</item>
+          <item name="accentDark">#2E8BD6</item>
+          <item name="accentSoft">#2A4FC3F7</item>
       </style>
   <!-- drawable ic_music (drawable) -->
   <vector xmlns:android="http://schemas.android.com/apk/res/android"
       android:width="30dp" android:height="30dp"
       android:viewportWidth="24" android:viewportHeight="24"
-      android:tint="@color/accent">
+      android:tint="?attr/accent">
       <path android:fillColor="#FFFFFF"
           android:pathData="M12,3v10.55c-0.59,-0.34 -1.27,-0.55 -2,-0.55 -2.21,0 -4,1.79 -4,4s1.79,4 4,4 4,-1.79 4,-4V7h4V3h-6z" />
   </vector>
-  <color name="accent_dark">#1565A8</color>
-  <color name="accent_soft">#221E88D6</color>
   <!-- unchanged entries left out for length: 33 -->
 </resources>
 
